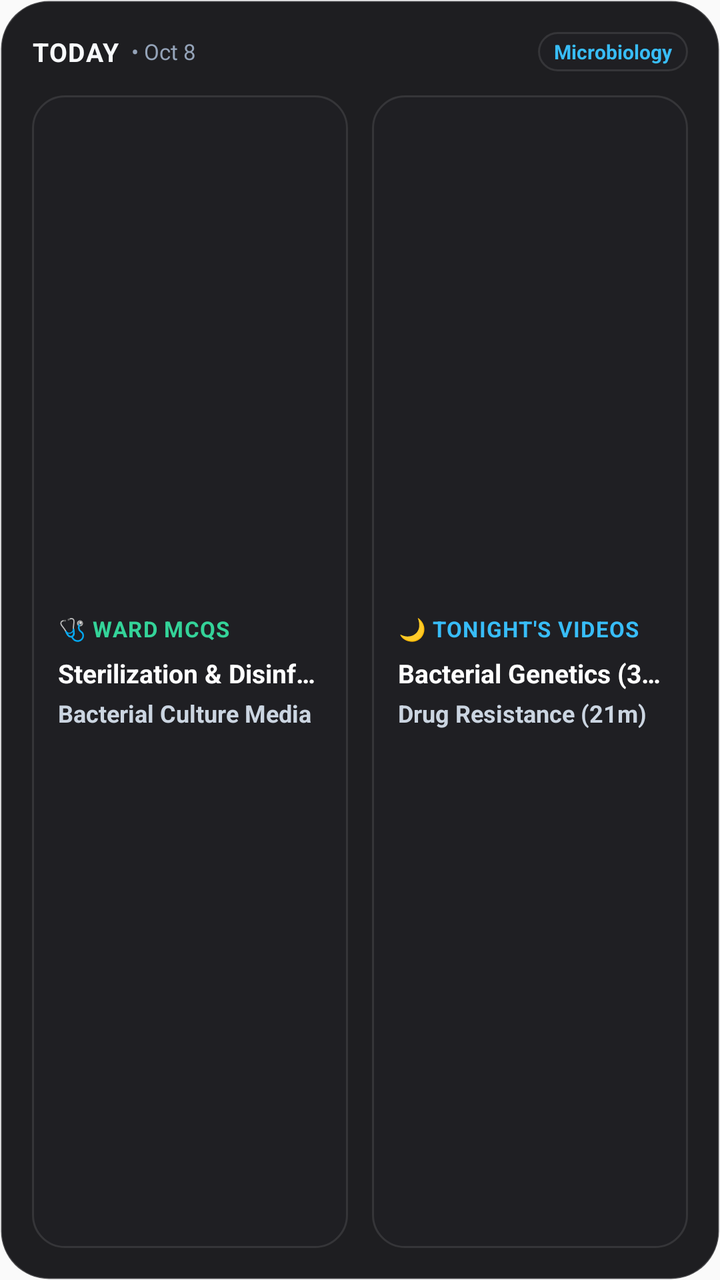
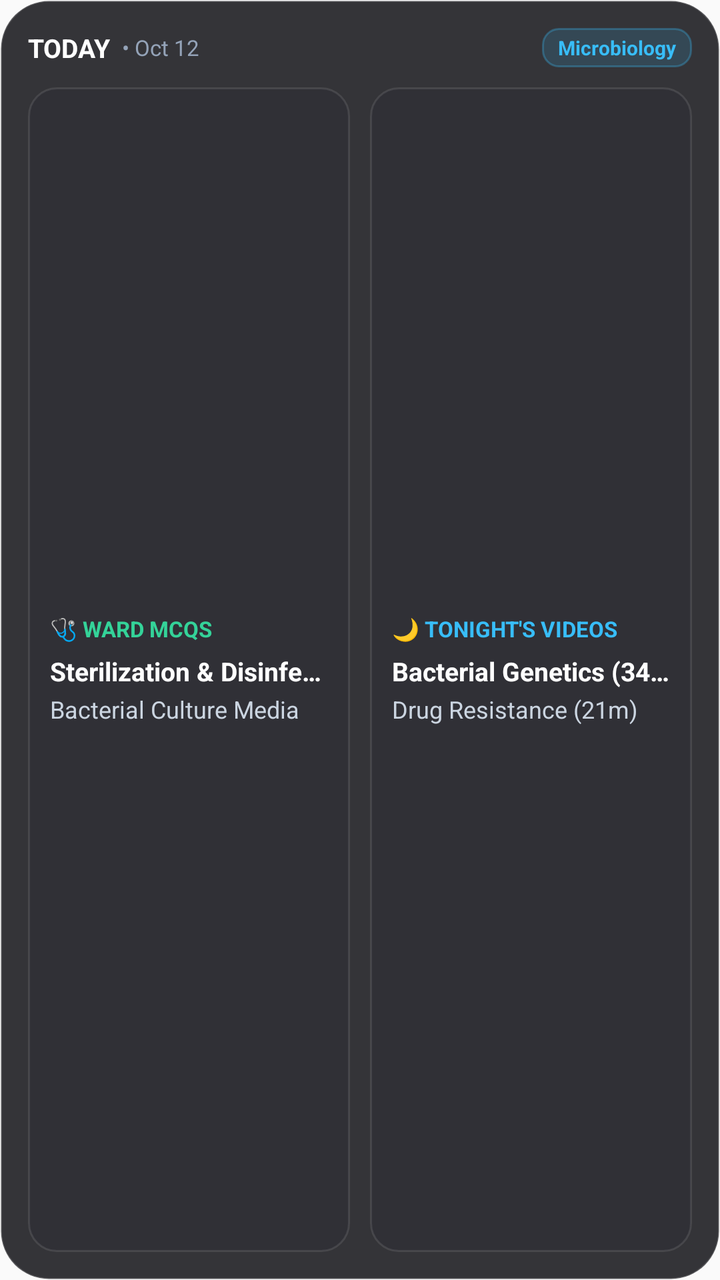

Before-and-after screenshots of an Android layout around one commit, followed by the original layout XML and the change that was made.
<!-- AndroidManifest.xml: application theme AppTheme -->
<!-- res/layout/widget_today_layout.xml -->
<?xml version="1.0" encoding="utf-8"?>
<LinearLayout xmlns:android="http://schemas.android.com/apk/res/android"
    android:id="@+id/widget_container"
    android:layout_width="match_parent"
    android:layout_height="match_parent"
    android:background="@drawable/widget_bg"
    android:orientation="vertical"
    android:padding="16dp">

    
    <LinearLayout
        android:layout_width="match_parent"
        android:layout_height="wrap_content"
        android:gravity="center_vertical"
        android:orientation="horizontal">

        <TextView
            android:id="@+id/widget_title"
            android:layout_width="wrap_content"
            android:layout_height="wrap_content"
            android:text="TODAY"
            android:textColor="#F8FAFC"
            android:textSize="13sp"
            android:textStyle="bold"
            android:letterSpacing="0.04" />

        <TextView
            android:id="@+id/widget_date"
            android:layout_width="wrap_content"
            android:layout_height="wrap_content"
            android:layout_marginStart="6dp"
            android:text="• Oct 8"
            android:textColor="#94A3B8"
            android:textSize="11sp" />

        <View
            android:layout_width="0dp"
            android:layout_height="1dp"
            android:layout_weight="1" />

        <TextView
            android:id="@+id/widget_subject_badge"
            android:layout_width="wrap_content"
            android:layout_height="wrap_content"
            android:background="@drawable/widget_card_bg"
            android:paddingStart="8dp"
            android:paddingTop="3dp"
            android:paddingEnd="8dp"
            android:paddingBottom="3dp"
            android:text="Microbiology"
            android:textColor="#38BDF8"
            android:textSize="10sp"
            android:textStyle="bold" />
    </LinearLayout>

    
    <LinearLayout
        android:layout_width="match_parent"
        android:layout_height="0dp"
        android:layout_weight="1"
        android:layout_marginTop="12dp"
        android:baselineAligned="false"
        android:orientation="horizontal">

        
        <LinearLayout
            android:id="@+id/card_ward_mcqs"
            android:layout_width="0dp"
            android:layout_height="match_parent"
            android:layout_weight="1"
            android:layout_marginEnd="6dp"
            android:background="@drawable/widget_card_bg"
            android:gravity="center_vertical"
            android:orientation="vertical"
            android:padding="13dp">

            <TextView
                android:layout_width="wrap_content"
                android:layout_height="wrap_content"
                android:text="🩺 WARD MCQS"
                android:textColor="#34D399"
                android:textSize="11sp"
                android:textStyle="bold"
                android:letterSpacing="0.04" />

            <TextView
                android:id="@+id/widget_mcq_ch1"
                android:layout_width="match_parent"
                android:layout_height="wrap_content"
                android:layout_marginTop="6dp"
                android:ellipsize="end"
                android:singleLine="true"
                android:text="Sterilization &amp; Disinfection"
                android:textColor="#FFFFFF"
                android:textSize="13sp"
                android:textStyle="bold" />

            <TextView
                android:id="@+id/widget_mcq_ch2"
                android:layout_width="match_parent"
                android:layout_height="wrap_content"
                android:layout_marginTop="3dp"
                android:ellipsize="end"
                android:singleLine="true"
                android:text="Bacterial Culture Media"
                android:textColor="#CBD5E1"
                android:textSize="12sp"
                android:textStyle="bold" />
        </LinearLayout>

        
        <LinearLayout
            android:id="@+id/card_tonight_videos"
            android:layout_width="0dp"
            android:layout_height="match_parent"
            android:layout_weight="1"
            android:layout_marginStart="6dp"
            android:background="@drawable/widget_card_bg"
            android:gravity="center_vertical"
            android:orientation="vertical"
            android:padding="13dp">

            <TextView
                android:layout_width="wrap_content"
                android:layout_height="wrap_content"
                android:text="🌙 TONIGHT'S VIDEOS"
                android:textColor="#38BDF8"
                android:textSize="11sp"
                android:textStyle="bold"
                android:letterSpacing="0.04" />

            <TextView
                android:id="@+id/widget_video_ch1"
                android:layout_width="match_parent"
                android:layout_height="wrap_content"
                android:layout_marginTop="6dp"
                android:ellipsize="end"
                android:singleLine="true"
                android:text="Bacterial Genetics (34m)"
                android:textColor="#FFFFFF"
                android:textSize="13sp"
                android:textStyle="bold" />

            <TextView
                android:id="@+id/widget_video_ch2"
                android:layout_width="match_parent"
                android:layout_height="wrap_content"
                android:layout_marginTop="3dp"
                android:ellipsize="end"
                android:singleLine="true"
                android:text="Drug Resistance (21m)"
                android:textColor="#CBD5E1"
                android:textSize="12sp"
                android:textStyle="bold" />
        </LinearLayout>
    </LinearLayout>
</LinearLayout>
<!-- resources referenced by this layout -->
<resources>
  <!-- drawable widget_bg (drawable) -->
  <?xml version="1.0" encoding="utf-8"?>
  <shape xmlns:android="http://schemas.android.com/apk/res/android"
      android:shape="rectangle">
      <solid android:color="#F2121216" />
      <corners android:radius="24dp" />
      <stroke android:width="1dp" android:color="#33FFFFFF" />
  </shape>
  <!-- drawable widget_card_bg (drawable) -->
  <?xml version="1.0" encoding="utf-8"?>
  <shape xmlns:android="http://schemas.android.com/apk/res/android"
      android:shape="rectangle">
      <solid android:color="#33242430" />
      <corners android:radius="16dp" />
      <stroke android:width="1dp" android:color="#1AFFFFFF" />
  </shape>
  <style name="AppTheme" parent="Theme.AppCompat.Light.DarkActionBar">
          
          <item name="colorPrimary">@color/colorPrimary</item>
          <item name="colorPrimaryDark">@color/colorPrimaryDark</item>
          <item name="colorAccent">@color/colorAccent</item>
      </style>
</resources>

<!-- the commit's change to res/layout/widget_today_layout.xml (unified diff, before → after) -->
@@ -5,7 +5,7 @@
     android:layout_height="match_parent"
     android:background="@drawable/widget_bg"
     android:orientation="vertical"
-    android:padding="16dp">
+    android:padding="14dp">
 
     
     <LinearLayout
@@ -19,17 +19,16 @@
             android:layout_width="wrap_content"
             android:layout_height="wrap_content"
             android:text="TODAY"
-            android:textColor="#F8FAFC"
+            android:textColor="#FFFFFF"
             android:textSize="13sp"
-            android:textStyle="bold"
-            android:letterSpacing="0.04" />
+            android:textStyle="bold" />
 
         <TextView
             android:id="@+id/widget_date"
             android:layout_width="wrap_content"
             android:layout_height="wrap_content"
             android:layout_marginStart="6dp"
-            android:text="• Oct 8"
+            android:text="• Oct 12"
             android:textColor="#94A3B8"
             android:textSize="11sp" />
 
@@ -42,7 +41,7 @@
             android:id="@+id/widget_subject_badge"
             android:layout_width="wrap_content"
             android:layout_height="wrap_content"
-            android:background="@drawable/widget_card_bg"
+            android:background="@drawable/widget_badge_bg"
             android:paddingStart="8dp"
             android:paddingTop="3dp"
             android:paddingEnd="8dp"
@@ -50,7 +49,9 @@
             android:text="Microbiology"
             android:textColor="#38BDF8"
             android:textSize="10sp"
-            android:textStyle="bold" />
+            android:textStyle="bold"
+            android:ellipsize="end"
+            android:maxLines="1" />
     </LinearLayout>
 
     
@@ -58,7 +59,7 @@
         android:layout_width="match_parent"
         android:layout_height="0dp"
         android:layout_weight="1"
-        android:layout_marginTop="12dp"
+        android:layout_marginTop="10dp"
         android:baselineAligned="false"
         android:orientation="horizontal">
 
@@ -68,11 +69,11 @@
             android:layout_width="0dp"
             android:layout_height="match_parent"
             android:layout_weight="1"
-            android:layout_marginEnd="6dp"
+            android:layout_marginEnd="5dp"
             android:background="@drawable/widget_card_bg"
             android:gravity="center_vertical"
             android:orientation="vertical"
-            android:padding="13dp">
+            android:padding="11dp">
 
             <TextView
                 android:layout_width="wrap_content"
@@ -80,16 +81,15 @@
                 android:text="🩺 WARD MCQS"
                 android:textColor="#34D399"
                 android:textSize="11sp"
-                android:textStyle="bold"
-                android:letterSpacing="0.04" />
+                android:textStyle="bold" />
 
             <TextView
                 android:id="@+id/widget_mcq_ch1"
                 android:layout_width="match_parent"
                 android:layout_height="wrap_content"
-                android:layout_marginTop="6dp"
+                android:layout_marginTop="5dp"
                 android:ellipsize="end"
-                android:singleLine="true"
+                android:maxLines="1"
                 android:text="Sterilization &amp; Disinfection"
                 android:textColor="#FFFFFF"
                 android:textSize="13sp"
@@ -99,13 +99,12 @@
                 android:id="@+id/widget_mcq_ch2"
                 android:layout_width="match_parent"
                 android:layout_height="wrap_content"
-                android:layout_marginTop="3dp"
+                android:layout_marginTop="2dp"
                 android:ellipsize="end"
-                android:singleLine="true"
+                android:maxLines="1"
                 android:text="Bacterial Culture Media"
                 android:textColor="#CBD5E1"
-                android:textSize="12sp"
-                android:textStyle="bold" />
+                android:textSize="12sp" />
         </LinearLayout>
 
         
@@ -114,11 +113,11 @@
             android:layout_width="0dp"
             android:layout_height="match_parent"
             android:layout_weight="1"
-            android:layout_marginStart="6dp"
+            android:layout_marginStart="5dp"
             android:background="@drawable/widget_card_bg"
             android:gravity="center_vertical"
             android:orientation="vertical"
-            android:padding="13dp">
+            android:padding="11dp">
 
             <TextView
                 android:layout_width="wrap_content"
@@ -126,16 +125,15 @@
                 android:text="🌙 TONIGHT'S VIDEOS"
                 android:textColor="#38BDF8"
                 android:textSize="11sp"
-                android:textStyle="bold"
-                android:letterSpacing="0.04" />
+                android:textStyle="bold" />
 
             <TextView
                 android:id="@+id/widget_video_ch1"
                 android:layout_width="match_parent"
                 android:layout_height="wrap_content"
-                android:layout_marginTop="6dp"
+                android:layout_marginTop="5dp"
                 android:ellipsize="end"
-                android:singleLine="true"
+                android:maxLines="1"
                 android:text="Bacterial Genetics (34m)"
                 android:textColor="#FFFFFF"
                 android:textSize="13sp"
@@ -145,13 +143,13 @@
                 android:id="@+id/widget_video_ch2"
                 android:layout_width="match_parent"
                 android:layout_height="wrap_content"
-                android:layout_marginTop="3dp"
+                android:layout_marginTop="2dp"
                 android:ellipsize="end"
-                android:singleLine="true"
+                android:maxLines="1"
                 android:text="Drug Resistance (21m)"
                 android:textColor="#CBD5E1"
-                android:textSize="12sp"
-                android:textStyle="bold" />
+                android:textSize="12sp" />
         </LinearLayout>
     </LinearLayout>
+
 </LinearLayout>
<!-- resource entries referenced after the edit -->
@@ -1,19 +1,27 @@
 <!-- resources referenced by this layout -->
 <resources>
+  <!-- drawable widget_badge_bg (drawable) -->
+  <?xml version="1.0" encoding="utf-8"?>
+  <shape xmlns:android="http://schemas.android.com/apk/res/android"
+      android:shape="rectangle">
+      <solid android:color="#2638BDF8" />
+      <corners android:radius="8dp" />
+      <stroke android:width="1dp" android:color="#4D38BDF8" />
+  </shape>
   <!-- drawable widget_bg (drawable) -->
   <?xml version="1.0" encoding="utf-8"?>
   <shape xmlns:android="http://schemas.android.com/apk/res/android"
       android:shape="rectangle">
-      <solid android:color="#F2121216" />
+      <solid android:color="#D9121217" />
       <corners android:radius="24dp" />
-      <stroke android:width="1dp" android:color="#33FFFFFF" />
+      <stroke android:width="1dp" android:color="#2EFFFFFF" />
   </shape>
   <!-- drawable widget_card_bg (drawable) -->
   <?xml version="1.0" encoding="utf-8"?>
   <shape xmlns:android="http://schemas.android.com/apk/res/android"
       android:shape="rectangle">
-      <solid android:color="#33242430" />
-      <corners android:radius="16dp" />
+      <solid android:color="#3322222D" />
+      <corners android:radius="14dp" />
       <stroke android:width="1dp" android:color="#1AFFFFFF" />
   </shape>
   <style name="AppTheme" parent="Theme.AppCompat.Light.DarkActionBar">
